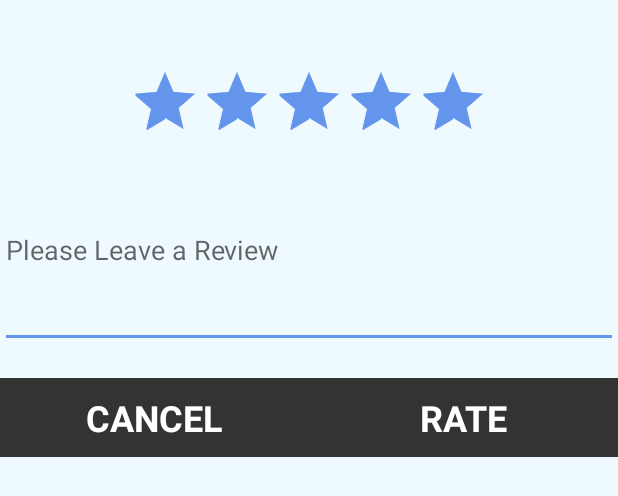
After one commit to AndreiBaetica/Chippy, an Android app: the layout dialog_rating.xml on its own in the app's theme, with its tools: preview values and no code run, on a phone screen of 412 x 824 dp. The commit adds this screen. Shown: the top 496 px of the screen. Run offline under Robolectric (Android 15) with nearby library versions, the phone set to English and light mode, and no system bars.

Commit message:
Designed UI for bookings tab. Added some logic for events. Added custom dialog for rating a service provider.

```diff
--- /dev/null
+++ b/Chippy/app/src/main/res/layout/dialog_rating.xml
@@ -0,0 +1,73 @@
+<?xml version="1.0" encoding="utf-8"?>
+<RelativeLayout xmlns:android="http://schemas.android.com/apk/res/android"
+    android:orientation="vertical" android:layout_width="match_parent"
+    android:layout_height="match_parent">
+
+    <TextView
+        android:layout_width="fill_parent"
+        android:layout_height="wrap_content"
+        android:textSize="20sp"
+        android:id="@+id/rateHeader"
+        android:gravity="center"
+        android:layout_centerHorizontal="true" />
+
+    <View
+        android:layout_width="match_parent"
+        android:layout_height="1dp"
+        android:id="@+id/separator"
+        android:layout_below="@+id/rateHeader"
+        android:layout_marginTop="5dp" />
+
+    <RatingBar
+        android:layout_width="wrap_content"
+        android:layout_height="wrap_content"
+        android:id="@+id/ratingBar"
+        android:clickable="false"
+        android:rating="5"
+        android:layout_marginTop="10dp"
+        android:layout_marginLeft="3dp"
+        android:layout_marginRight="3dp"
+        android:layout_centerHorizontal="true"
+        android:layout_centerVertical="true"
+        android:layout_below="@+id/separator" />
+
+    <EditText
+        android:layout_below="@+id/ratingBar"
+        android:layout_marginTop="0dp"
+        android:layout_marginBottom="20dp"
+        android:layout_width="fill_parent"
+        android:layout_height="wrap_content"
+        android:hint="Please Leave a Review"
+        android:lines="5"
+        android:id="@+id/reviewField"/>
+
+    <LinearLayout
+        android:layout_width="fill_parent"
+        android:layout_height="wrap_content"
+        android:layout_below="@+id/reviewField"
+        android:layout_gravity="center">
+
+        <Button
+            android:layout_width="fill_parent"
+            android:layout_height="wrap_content"
+            android:text="CANCEL"
+            android:id="@+id/cancelRatingButton"
+            android:layout_weight="1"
+            android:padding="10dp"
+            android:textSize="24sp"
+            android:textStyle="bold" />
+
+        <Button
+            android:layout_width="fill_parent"
+            android:layout_height="wrap_content"
+            android:text="RATE"
+            android:id="@+id/saveRatingButton"
+            android:layout_weight="1"
+            android:padding="10dp"
+            android:textSize="24sp"
+            android:textStyle="bold" />
+
+    </LinearLayout>
+
+
+</RelativeLayout>
```
Also changed, not shown: Chippy/app/src/main/java/com/example/janieamyot/chippy/HOBookingsFragment.java (+113 -0 lines), Chippy/app/src/main/java/com/example/janieamyot/chippy/ListItem.java (added, +37 -0 lines), Chippy/app/src/main/res/layout/fragment_ho_bookings.xml (+6 -18 lines).
